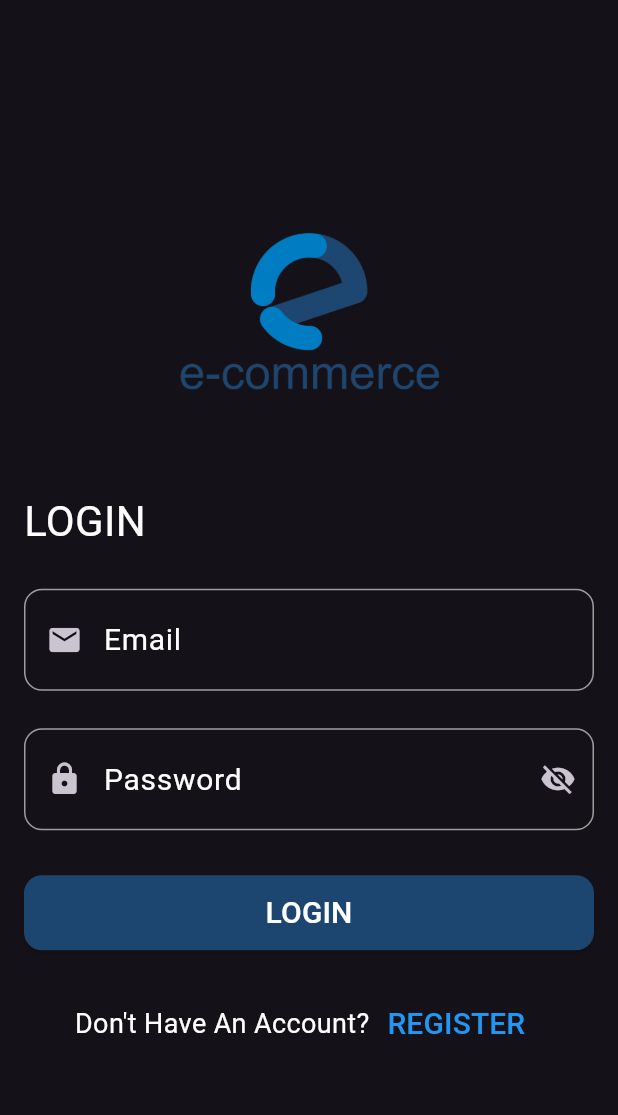
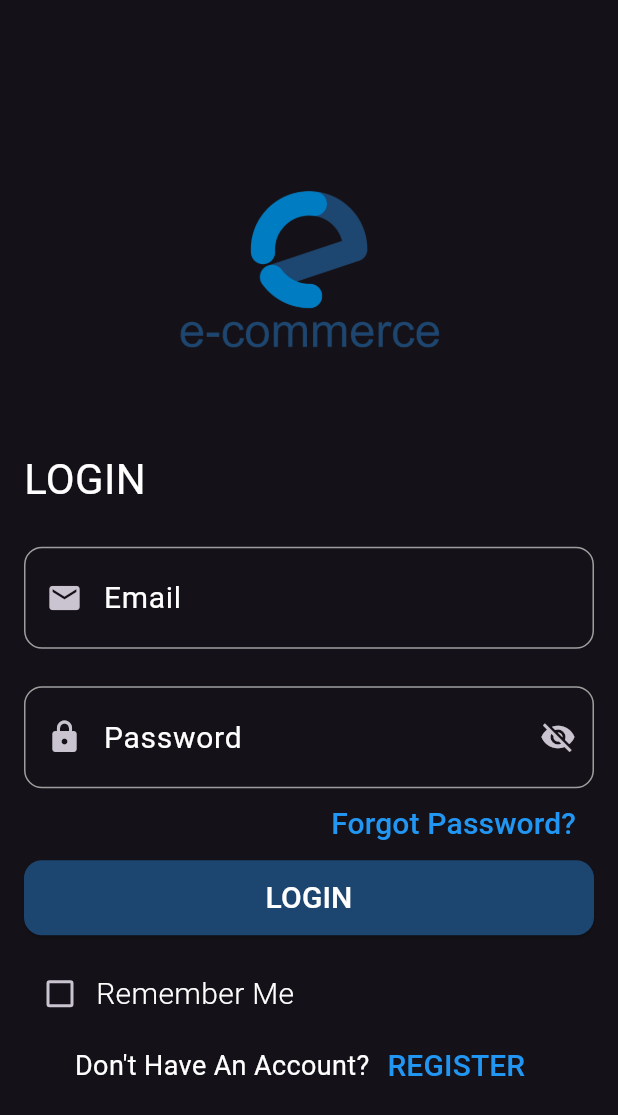
Before and after one commit to Kubbany/Mobile-Computing-Project, a Flutter app: the screen it shows after launch, on a phone screen of 412 x 824 dp. Shown: the top 1115 px of the screen. Run offline on Flutter 3.47's test engine with Material 3 defaults, Android fonts, the phone set to English and light mode, and no system bars.

Commit message:
Remember Me & Forgot Password UI finished

```diff
--- a/lib/constants.dart
+++ b/lib/constants.dart
@@ -3,4 +3,5 @@ import 'dart:ui';
 const kLoginView = "Login View";
 const kRegisterView = "Register View";
 const kCategoriesView = "Categories View";
+const kProductsView = "Products View";
 const kPrimaryColor = Color(0xff242327);
--- a/lib/features/login&register/presentation/views/register_view.dart
+++ b/lib/features/login&register/presentation/views/register_view.dart
@@ -1,9 +1,10 @@
+import 'package:ecommerce_app/constants.dart';
 import 'package:ecommerce_app/features/login&register/presentation/views/widgets/register_view_body.dart';
 import 'package:flutter/material.dart';
 
 class RegisterView extends StatelessWidget {
   const RegisterView({super.key});
-
+  static const String id = kRegisterView;
   @override
   Widget build(BuildContext context) {
     return const Scaffold(
--- a/lib/features/login&register/presentation/views/widgets/login_view_body.dart
+++ b/lib/features/login&register/presentation/views/widgets/login_view_body.dart
@@ -1,4 +1,5 @@
-import 'package:ecommerce_app/constants.dart';
+import 'package:ecommerce_app/features/home/presentation/views/categories_view.dart';
+import 'package:ecommerce_app/features/login&register/presentation/views/register_view.dart';
 import 'package:ecommerce_app/features/login&register/presentation/views/widgets/custom_button.dart';
 import 'package:ecommerce_app/features/login&register/presentation/views/widgets/custom_text_field.dart';
 import 'package:flutter/material.dart';
@@ -44,17 +45,40 @@ class LoginViewBody extends StatelessWidget {
                 labelText: "Password",
                 isPasswordField: true,
               ),
-              const SizedBox(
-                height: 30,
+              Align(
+                alignment: Alignment.centerRight,
+                child: TextButton(
+                  onPressed: () {},
+                  child: const Text(
+                    "Forgot Password?",
+                    style: TextStyle(
+                      fontSize: 20,
+                      color: Colors.blue,
+                    ),
+                  ),
+                ),
               ),
               CustomButton(
                 onPressed: () {
-                  Navigator.pushNamed(context, kCategoriesView);
+                  Navigator.pushNamed(context, CategoriesView.id);
                 },
                 title: "LOGIN",
               ),
               const SizedBox(
-                height: 25,
+                height: 15,
+              ),
+              Row(
+                children: [
+                  Checkbox(value: false, onChanged: (value) {}),
+                  const Text(
+                    "Remember Me",
+                    style: TextStyle(
+                      fontSize: 20,
+                      fontWeight: FontWeight.w300,
+                      color: Colors.white,
+                    ),
+                  ),
+                ],
               ),
               Row(
                 mainAxisAlignment: MainAxisAlignment.center,
@@ -68,7 +92,7 @@ class LoginViewBody extends StatelessWidget {
                   ),
                   TextButton(
                     onPressed: () {
-                      Navigator.pushNamed(context, kRegisterView);
+                      Navigator.pushNamed(context, RegisterView.id);
                     },
                     child: const Text(
                       "REGISTER",
--- a/lib/features/login&register/presentation/views/widgets/register_view_body.dart
+++ b/lib/features/login&register/presentation/views/widgets/register_view_body.dart
@@ -1,11 +1,11 @@
-import 'package:ecommerce_app/constants.dart';
+import 'package:ecommerce_app/features/login&register/presentation/views/login_view.dart';
 import 'package:ecommerce_app/features/login&register/presentation/views/widgets/custom_button.dart';
 import 'package:ecommerce_app/features/login&register/presentation/views/widgets/custom_text_field.dart';
 import 'package:flutter/material.dart';
 
 class RegisterViewBody extends StatelessWidget {
   const RegisterViewBody({super.key});
-  static const String id = kRegisterView;
+
   @override
   Widget build(BuildContext context) {
     return Center(
@@ -75,7 +75,7 @@ class RegisterViewBody extends StatelessWidget {
                   ),
                   TextButton(
                     onPressed: () {
-                      Navigator.pushNamed(context, kLoginView);
+                      Navigator.pushNamed(context, LoginView.id);
                     },
                     child: const Text(
                       "LOGIN",
--- a/lib/main.dart
+++ b/lib/main.dart
@@ -1,5 +1,6 @@
 import 'package:ecommerce_app/constants.dart';
 import 'package:ecommerce_app/features/home/presentation/views/categories_view.dart';
+import 'package:ecommerce_app/features/home/presentation/views/products_view.dart';
 import 'package:ecommerce_app/features/login&register/presentation/views/login_view.dart';
 import 'package:ecommerce_app/features/login&register/presentation/views/register_view.dart';
 import 'package:flutter/material.dart';
@@ -29,6 +30,7 @@ class EcommerceApp extends StatelessWidget {
         kLoginView: (context) => const LoginView(),
         kRegisterView: (context) => const RegisterView(),
         kCategoriesView: (context) => const CategoriesView(),
+        kProductsView: (context) => const ProductsView(),
       },
     );
   }
```
Also changed, not shown: lib/features/home/presentation/views/products_view.dart (added, +13 -0 lines), lib/features/home/presentation/views/widgets/category_grid_view.dart (+8 -2 lines), lib/features/home/presentation/views/widgets/custom_app_bar.dart (+6 -19 lines).
